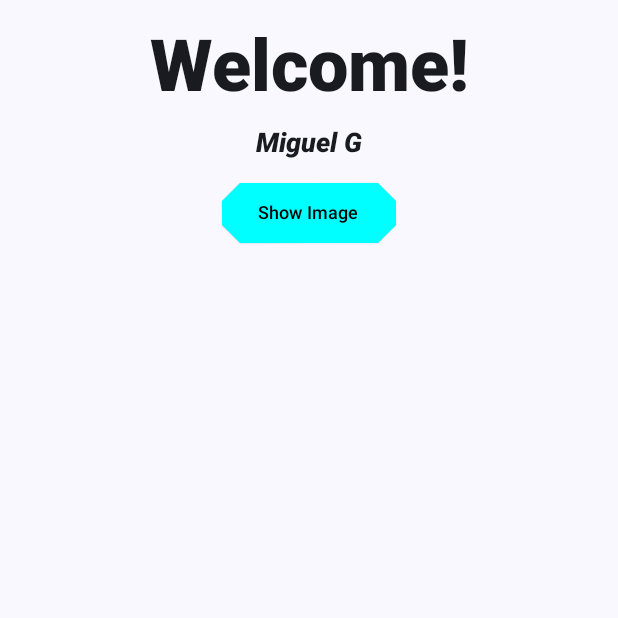
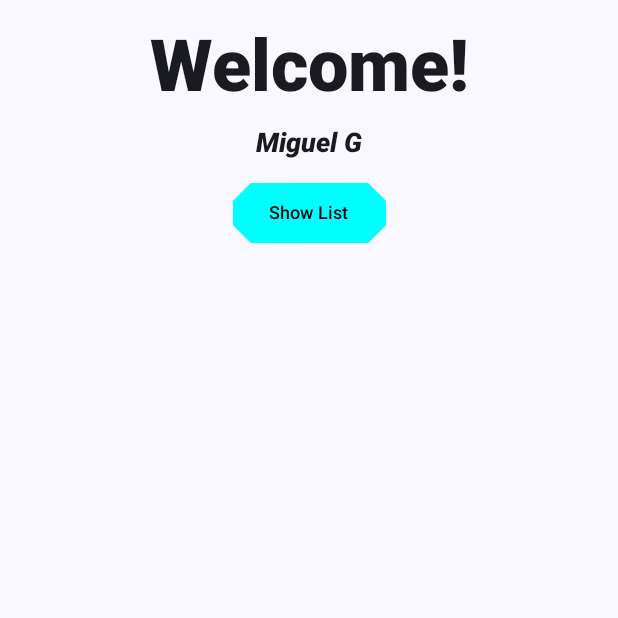
Before and after one commit to m1k1saur1o/android-bootcamp, an Android app built with Jetpack Compose: the screen it shows after launch (MainActivity), on a phone screen of 412 x 824 dp, the top half of it. Run offline under Robolectric (Android 15) with nearby library versions, the phone set to English and light mode, and no system bars.

Commit message:
Seventh activity in module 5

```diff
--- a/app/src/main/AndroidManifest.xml
+++ b/app/src/main/AndroidManifest.xml
@@ -1,8 +1,6 @@
 <?xml version="1.0" encoding="utf-8"?>
 <manifest xmlns:android="http://schemas.android.com/apk/res/android"
     xmlns:tools="http://schemas.android.com/tools">
-
-    <uses-permission android:name="android.permission.INTERNET"/>
 
     <application
         android:allowBackup="true"
--- a/app/src/main/java/cl/bootcamp/bootcampproject/model/ShowImageState.kt
+++ b/app/src/main/java/cl/bootcamp/bootcampproject/model/ShowImageState.kt
@@ -1,11 +1,18 @@
 package cl.bootcamp.bootcampproject.model
+import cl.bootcamp.bootcampproject.R
 
 data class ShowImageState (
     val isPressed: Boolean = false,
-    val isPressedText: String =  "Hide Image",
-    val isNotPressedText: String = "Show Image",
-    val imageURL: String = "https://www.shutterstock.com/shutterstock/photos/1126305455/display_1500/stock-vector-dinosaur-rock-singer-holding-microphone-tyrannosaurus-or-t-rex-vector-illustration-1126305455.jpg",
+    val isPressedText: String =  "Hide List",
+    val isNotPressedText: String = "Show List",
     val name: String = "Miguel G",
-    val welcomeText: String = "Welcome!"
+    val welcomeText: String = "Welcome!",
+    val imagePaths: List<Int> = listOf(
+        R.drawable.img1,
+        R.drawable.img2,
+        R.drawable.img3,
+        R.drawable.img4,
+        R.drawable.img5
+    )
 
 )
```
Also changed, not shown: app/src/main/java/cl/bootcamp/bootcampproject/components/BodyComponents.kt (+21 -7 lines), app/src/main/java/cl/bootcamp/bootcampproject/views/ShowImageView.kt (+8 -18 lines), app/src/main/res/drawable/img1.jpg (added), app/src/main/res/drawable/img2.jpg (added), app/src/main/res/drawable/img3.jpg (added), app/src/main/res/drawable/img4.jpg (added), app/src/main/res/drawable/img5.jpg (added).
